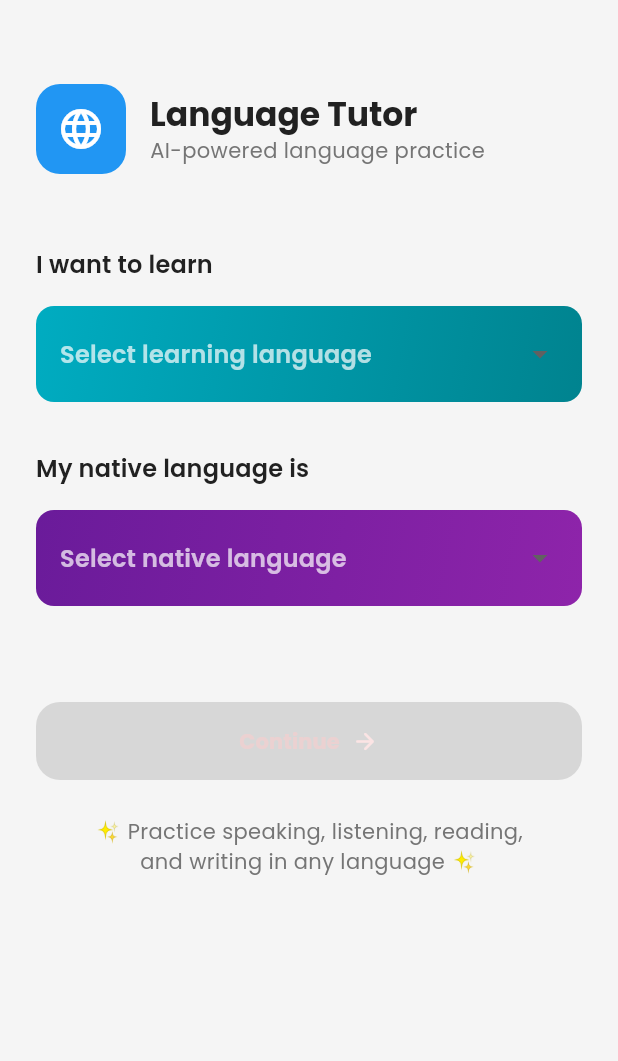
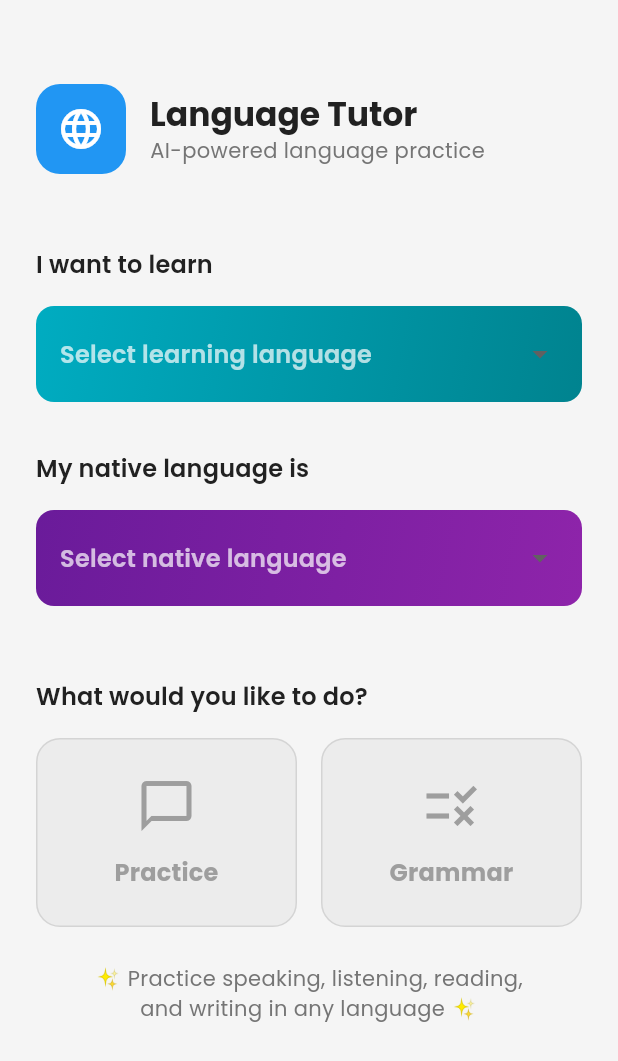
Before and after one commit to sat110968/Lingua_bot, a Flutter app: the screen it shows after launch, on a phone screen of 412 x 824 dp. Shown: the top 1061 px of the screen. Run offline on Flutter 3.47's test engine with Material 3 defaults, Android fonts, the phone set to English and light mode, and no system bars; our stand-ins replace audioplayers, flutter_dotenv, flutter_tts, google_fonts, permission_handler, shared_preferences and 1 more; missing offline and left inert: record.

Commit message:
Updated on 25032026

```diff
--- a/lib/main.dart
+++ b/lib/main.dart
@@ -6,9 +6,6 @@ import 'providers/chat_provider.dart';
 import 'services/gemini_service.dart';
 import 'services/speech_to_text_service.dart';
 import 'services/text_to_speech_service.dart';
-import 'screens/language_selection_screen.dart';
-import 'screens/chat_screen.dart';
-import 'theme.dart';
 import 'app.dart';
 
 Future<void> main() async {
--- a/lib/models/chat_message.dart
+++ b/lib/models/chat_message.dart
@@ -1,5 +1,3 @@
-import 'package:uuid/uuid.dart';
-
 enum MessageRole { user, assistant }
 
 class ChatMessage {
--- a/lib/screens/language_selection_screen.dart
+++ b/lib/screens/language_selection_screen.dart
@@ -7,6 +7,7 @@ import '../theme.dart';
 import '../widgets/language_selector.dart';
 import '../models/practice_mode.dart';
 import 'chat_screen.dart';
+import 'grammar_screen.dart';
 
 class LanguageSelectionScreen extends StatefulWidget {
   const LanguageSelectionScreen({super.key});
@@ -145,43 +146,42 @@ class _LanguageSelectionScreenState extends State<LanguageSelectionScreen> with
                       ),
                     ),
 
-                    const SizedBox(height: 64),
+                    const SizedBox(height: 48),
 
-                    // Continue button
-                    SizedBox(
-                      width: double.infinity,
-                      child: Consumer<SettingsProvider>(
-                        builder: (context, settings, _) => ElevatedButton(
-                          // Only allow continue when both languages are selected
-                          onPressed: settings.learningLanguage != null && settings.nativeLanguage != null
-                              ? () {
-                                  _showPracticeModeSelection(context);
-                                }
-                              : null,
-                          style: ElevatedButton.styleFrom(
-                            padding: const EdgeInsets.symmetric(vertical: 16),
-                            shape: RoundedRectangleBorder(
-                              borderRadius: BorderRadius.circular(16),
+                    // Dashboard Actions
+                    Text(
+                      'What would you like to do?',
+                      style: theme.textTheme.titleMedium,
+                    ),
+                    const SizedBox(height: 16),
+                    Consumer<SettingsProvider>(
+                      builder: (context, settings, _) => Row(
+                        children: [
+                          Expanded(
+                            child: _buildDashboardCard(
+                              context: context,
+                              title: 'Practice',
+                              icon: Icons.chat_bubble_outline,
+                              isEnabled: settings.learningLanguage != null && settings.nativeLanguage != null,
+                              onTap: () => _showPracticeModeSelection(context),
                             ),
-                            backgroundColor: AppTheme.primaryColor,
                           ),
-                          child: Row(
-                            mainAxisAlignment: MainAxisAlignment.center,
-                            children: [
-                              Text(
-                                'Continue',
-                                style: theme.textTheme.labelLarge?.copyWith(
-                                  color: const Color.fromARGB(255, 235, 209, 209),
-                                ),
-                              ),
-                              const SizedBox(width: 8),
-                              const Icon(
-                                Icons.arrow_forward_rounded,
-                                color: Color.fromARGB(255, 251, 228, 228),
-                              ),
-                            ],
+                          const SizedBox(width: 16),
+                          Expanded(
+                            child: _buildDashboardCard(
+                              context: context,
+                              title: 'Grammar',
+                              icon: Icons.rule,
+                              isEnabled: settings.learningLanguage != null && settings.nativeLanguage != null,
+                              onTap: () {
+                                Navigator.push(
+                                  context,
+                                  MaterialPageRoute(builder: (context) => const GrammarScreen()),
+                                );
+                              },
+                            ),
                           ),
-                        ),
+                        ],
                       ),
                     ),
 
@@ -367,4 +367,48 @@ class _LanguageSelectionScreenState extends State<LanguageSelectionScreen> with
       );
     }).toList();
   }
+
+  Widget _buildDashboardCard({
+    required BuildContext context,
+    required String title,
+    required IconData icon,
+    required bool isEnabled,
+    required VoidCallback onTap,
+  }) {
+    final theme = Theme.of(context);
+    return InkWell(
+      onTap: isEnabled ? onTap : null,
+      borderRadius: BorderRadius.circular(16),
+      child: Container(
+        padding: const EdgeInsets.symmetric(vertical: 24, horizontal: 8),
+        decoration: BoxDecoration(
+          color: isEnabled ? AppTheme.primaryColor.withOpacity(0.1) : Colors.grey.withOpacity(0.1),
+          borderRadius: BorderRadius.circular(16),
+          border: Border.all(
+            color: isEnabled ? AppTheme.primaryColor : Colors.grey.withOpacity(0.3),
+            width: 1,
+          ),
+        ),
+        child: Column(
+          mainAxisSize: MainAxisSize.min,
+          children: [
+            Icon(
+              icon,
+              size: 40,
+              color: isEnabled ? AppTheme.primaryColor : Colors.grey,
+            ),
+            const SizedBox(height: 12),
+            Text(
+              title,
+              style: theme.textTheme.titleMedium?.copyWith(
+                color: isEnabled ? AppTheme.primaryColor : Colors.grey,
+                fontWeight: FontWeight.bold,
+              ),
+              textAlign: TextAlign.center,
+            ),
+          ],
+        ),
+      ),
+    );
+  }
 }
```
Also changed, not shown: lib/screens/grammar_screen.dart (added, +50 -0 lines), lib/services/gemini_service - Copy.dart (deleted, +0 -98 lines), lib/services/gemini_service.dart (+4 -4 lines), pubspec.lock.
